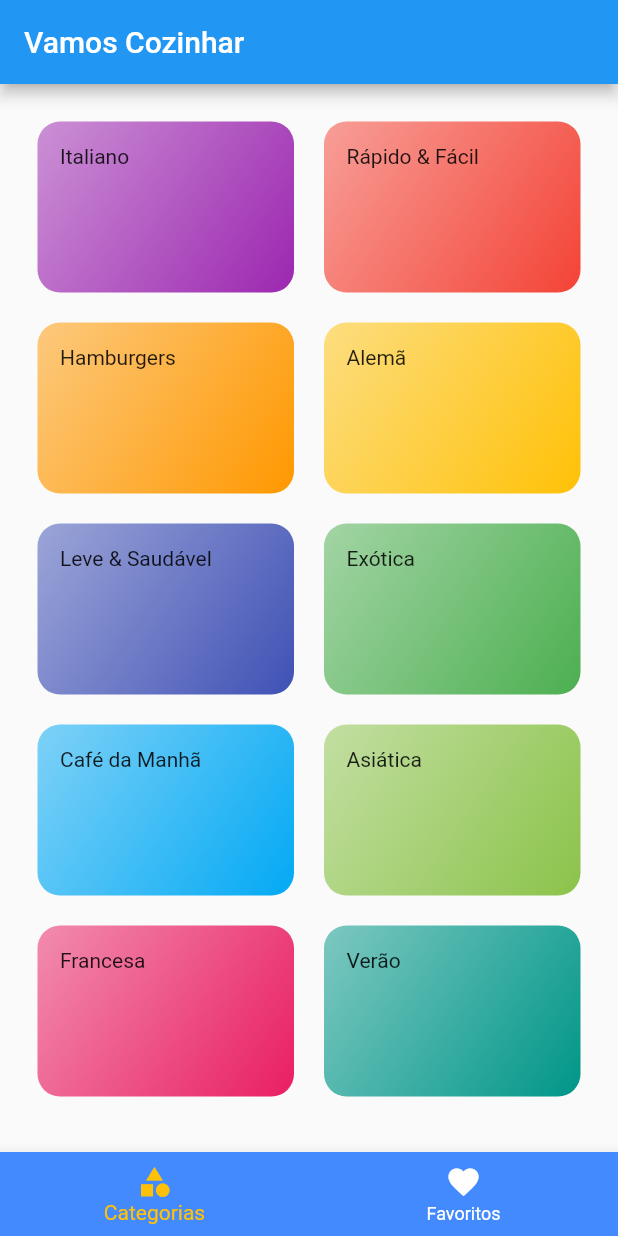
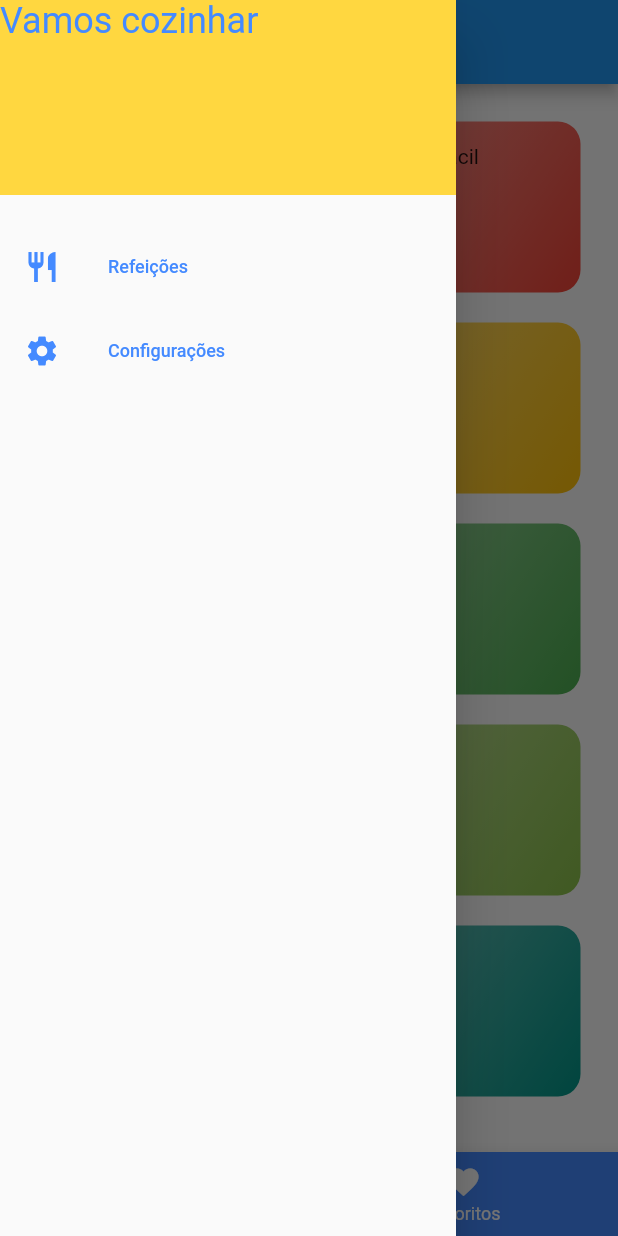
Before and after one commit to cacciatorieric/navegacao_telas, a Flutter app: the screen it shows after launch, with the side drawer open (before the commit the screen has no drawer), on a phone screen of 412 x 824 dp. Run offline on Flutter 3.47's test engine with Material 2 defaults, Android fonts, the phone set to English and light mode, and no system bars.

Commit message:
telas de detalhes

```diff
--- /dev/null
+++ b/navegacao_telas/lib/components/main_drawer.dart
@@ -0,0 +1,56 @@
+import 'package:flutter/material.dart';
+import 'package:navegacao_telas/utils/app_routs.dart';
+
+class MainDrawer extends StatelessWidget {
+  const MainDrawer({Key? key}) : super(key: key);
+
+  Widget _createItem(IconData icon, String title, void Function() onTap) {
+    return ListTile(
+      leading: Icon(
+        icon,
+        color: Colors.blueAccent,
+      ),
+      title: Text(
+        title,
+        style: const TextStyle(
+          color: Colors.blueAccent,
+          fontSize: 12,
+        ),
+      ),
+      onTap: onTap,
+    );
+  }
+
+  @override
+  Widget build(BuildContext context) {
+    return Drawer(
+      child: Column(
+        children: [
+          Container(
+            height: 130,
+            width: double.infinity,
+            color: Colors.amberAccent,
+            child: const Text(
+              'Vamos cozinhar',
+              style: TextStyle(
+                color: Colors.blueAccent,
+                fontSize: 24,
+              ),
+            ),
+          ),
+          const SizedBox(height: 20),
+          _createItem(
+            Icons.restaurant,
+            'Refeições',
+            () => Navigator.of(context).pushReplacementNamed(AppRouts.HOME),
+          ),
+          _createItem(
+            Icons.settings,
+            'Configurações',
+            () => Navigator.of(context).pushReplacementNamed(AppRouts.SETTINGS),
+          ),
+        ],
+      ),
+    );
+  }
+}
--- a/navegacao_telas/lib/main.dart
+++ b/navegacao_telas/lib/main.dart
@@ -1,7 +1,8 @@
 import 'package:flutter/material.dart';
 import 'package:navegacao_telas/screens/categories_screen.dart';
 import 'package:navegacao_telas/screens/category_meals_screen.dart';
-import 'package:navegacao_telas/screens/meal_screen_detail.dart';
+import 'package:navegacao_telas/screens/meal_detail_screen.dart';
+import 'package:navegacao_telas/screens/settings_screen.dart';
 import 'package:navegacao_telas/screens/tab_screen.dart';
 import 'package:navegacao_telas/utils/app_routs.dart';
 
@@ -19,6 +20,7 @@ class MyApp extends StatelessWidget {
         AppRouts.HOME: (ctx) => const TabScreen(),
         AppRouts.CATEGORY_MEALS: (ctx) => const CategoryMealsScreen(),
         AppRouts.MEAL_DETAIL: (ctx) => const MealDetailScreen(),
+        AppRouts.SETTINGS: (ctx) => const SettingsScreen(),
       },
     );
   }
--- a/navegacao_telas/lib/screens/tab_screen.dart
+++ b/navegacao_telas/lib/screens/tab_screen.dart
@@ -1,4 +1,5 @@
 import 'package:flutter/material.dart';
+import 'package:navegacao_telas/components/main_drawer.dart';
 import 'package:navegacao_telas/screens/categories_screen.dart';
 import 'package:navegacao_telas/screens/favorite_screen.dart';
 
@@ -10,31 +11,42 @@ class TabScreen extends StatefulWidget {
 }
 
 class _TabScreenState extends State<TabScreen> {
-  int _selectedScreenIdex = 0;
-  final List<Widget> _screens = [
+  int _selectedScreenIndex = 0;
+
+  final List<Widget> _screens = const [
     CategoriesScreen(),
     FavoriteScreen(),
   ];
 
+  final List<String> _titles = [
+    'Lista de Categorias',
+    'Favoritos',
+  ];
+
   _selectedScreen(int index) {
-    setState(() {
-      _selectedScreenIdex = index;
-    });
+    setState(
+      () {
+        _selectedScreenIndex = index;
+      },
+    );
   }
 
   @override
   Widget build(BuildContext context) {
     return Scaffold(
       appBar: AppBar(
-        title: const Text('Vamos Cozinhar'),
+        title: Text(
+          _titles[_selectedScreenIndex],
         ),
-      body: _screens[_selectedScreenIdex],
+      ),
+      drawer: const MainDrawer(),
+      body: _screens[_selectedScreenIndex],
       bottomNavigationBar: BottomNavigationBar(
         onTap: _selectedScreen,
         backgroundColor: Colors.blueAccent,
         selectedItemColor: Colors.amber,
         unselectedItemColor: Colors.white,
-          currentIndex: _selectedScreenIdex,
+        currentIndex: _selectedScreenIndex,
         items: const [
           BottomNavigationBarItem(
             icon: Icon(Icons.category),
@@ -44,7 +56,8 @@ class _TabScreenState extends State<TabScreen> {
             icon: Icon(Icons.favorite),
             label: 'Favoritos',
           ),
-          ]),
+        ],
+      ),
     );
   }
 }
--- a/navegacao_telas/lib/utils/app_routs.dart
+++ b/navegacao_telas/lib/utils/app_routs.dart
@@ -2,5 +2,8 @@ class AppRouts {
   static const HOME = '/';
   static const CATEGORY_MEALS = '/categories-meals';
   static const MEAL_DETAIL = '/meal-detail';
+  static const SETTINGS = '/settings';
 }
+
+
 //Não é obrigatório, mas nao ficarmos acessando o valor real toda hora, utilizamos valores constantes
```
Also changed, not shown: navegacao_telas/lib/components/meal_item.dart (+15 -2 lines), navegacao_telas/lib/screens/meal_detail_screen.dart (added, +101 -0 lines), navegacao_telas/lib/screens/meal_screen_detail.dart (deleted, +0 -96 lines), navegacao_telas/lib/screens/settings_screen.dart (added, +18 -0 lines). Lines whose indentation alone changed are shown as unchanged.
